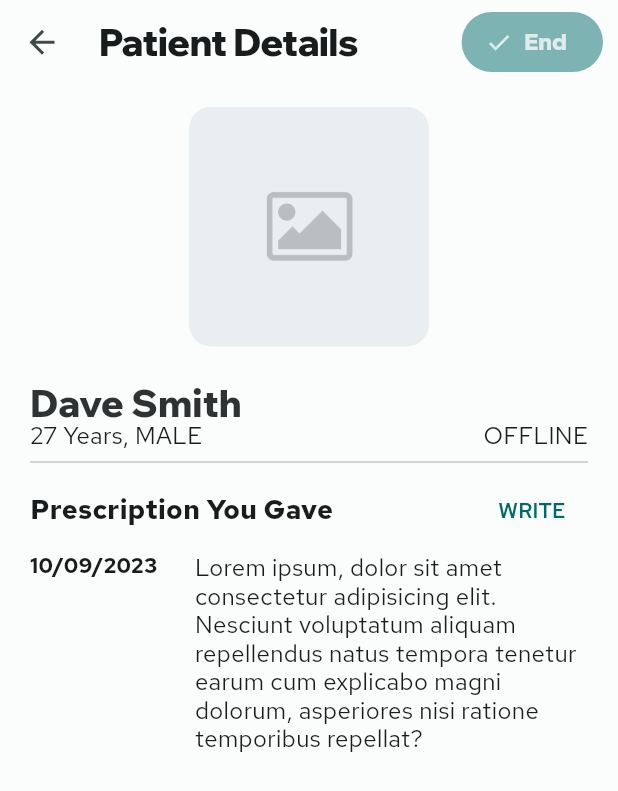
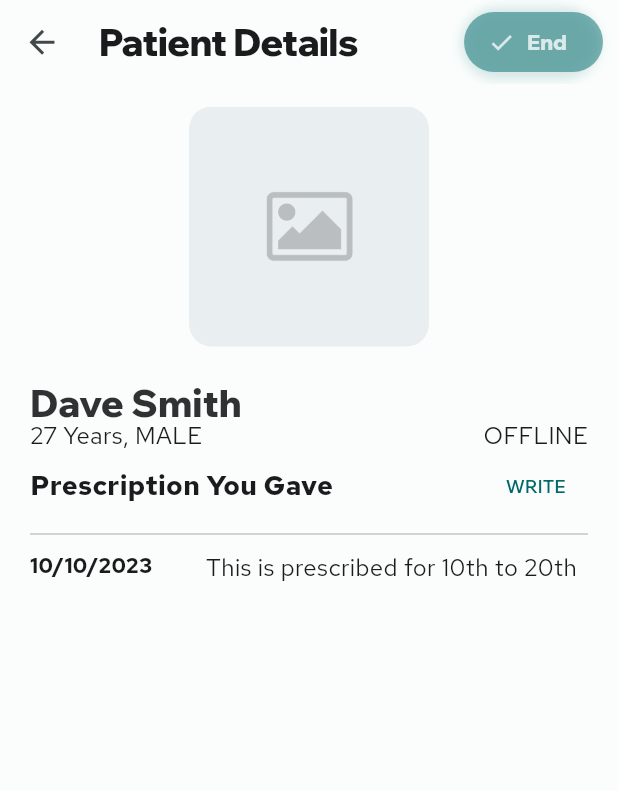
Before and after one commit to PremjithK/PROJECT_yu_health_doctors, a Flutter app: the PatientDetailsPage screen opened directly, on a phone screen of 412 x 824 dp. Shown: the top 791 px of the screen. Run offline on Flutter 3.47's test engine with Material 3 defaults, Android fonts, the light colour scheme and no system bars; our stand-ins replace bloc, font_awesome_flutter, get; generated files the repository leaves out were written again.

Commit message:
small ui tweak

```diff
--- a/lib/custom_widgets/buttons.dart
+++ b/lib/custom_widgets/buttons.dart
@@ -4,8 +4,8 @@ import 'package:yu_health_doctors/config/theme.dart';
 
 // Common features
 String font = primaryFont;
-double fontSize = 15;
-double elevatedButtonPadding = 12;
+double fontSize = 14;
+double elevatedButtonPadding = 8;
 double elev = 0;
 double borderWidth = 1;
 double mainBorderRadius = 60;
@@ -41,9 +41,9 @@ class MyTextButton extends StatelessWidget {
         label,
         style: TextStyle(
           color: Theme.of(context).colorScheme.primary,
-          fontFamily: secondaryFont,
+          fontFamily: primaryFont,
           fontWeight: FontWeight.w600,
-          fontSize: TextSizes.b2,
+          fontSize: TextSizes.b3,
         ),
       ),
     );
@@ -66,7 +66,20 @@ class MyPrimaryButton extends StatelessWidget {
   // Customized Build Method
   @override
   Widget build(BuildContext context) {
-    return SizedBox(
+    return Container(
+      padding: EdgeInsets.zero,
+      margin: EdgeInsets.zero,
+      decoration: BoxDecoration(
+        borderRadius: BorderRadius.circular(60),
+        color: Colors.transparent,
+        boxShadow: [
+          BoxShadow(
+            color: Theme.of(context).colorScheme.primary.withOpacity(0.25),
+            blurRadius: 5,
+            offset: const Offset(-2, 2),
+          ),
+        ],
+      ),
       width: width,
       child: ElevatedButton(
         onPressed: onPressed,
@@ -109,7 +122,20 @@ class MySecondaryButton extends StatelessWidget {
   // Customized Build Method
   @override
   Widget build(BuildContext context) {
-    return SizedBox(
+    return Container(
+      padding: EdgeInsets.zero,
+      margin: EdgeInsets.zero,
+      decoration: BoxDecoration(
+        borderRadius: BorderRadius.circular(60),
+        color: Colors.transparent,
+        boxShadow: [
+          BoxShadow(
+            color: Theme.of(context).colorScheme.onBackground.withOpacity(0.075),
+            blurRadius: 3,
+            offset: const Offset(-2, 1),
+          ),
+        ],
+      ),
       width: width,
       child: ElevatedButton(
         onPressed: onPressed,
@@ -152,7 +178,19 @@ class MyPrimaryButtonWithIcon extends StatelessWidget {
   final String label;
   @override
   Widget build(BuildContext context) {
-    return ElevatedButton.icon(
+    return Container(
+      decoration: BoxDecoration(
+        color: Colors.transparent,
+        borderRadius: BorderRadius.circular(60),
+        boxShadow: [
+          BoxShadow(
+            color: Theme.of(context).colorScheme.primary.withOpacity(0.15),
+            offset: const Offset(-2, 1),
+            blurRadius: 5,
+          ),
+        ],
+      ),
+      child: ElevatedButton.icon(
         onPressed: onPressed,
         icon: icon,
         label: Text(label),
@@ -170,6 +208,7 @@ class MyPrimaryButtonWithIcon extends StatelessWidget {
           shape: RoundedRectangleBorder(
             //side: BorderSide(color: Colors.transparent),
             borderRadius: BorderRadius.circular(mainBorderRadius),
+          ),
         ),
       ),
     );
@@ -190,7 +229,19 @@ class MySecondaryButtonWithIcon extends StatelessWidget {
   final String label;
   @override
   Widget build(BuildContext context) {
-    return ElevatedButton.icon(
+    return Container(
+      decoration: BoxDecoration(
+        color: Colors.transparent,
+        borderRadius: BorderRadius.circular(60),
+        boxShadow: [
+          BoxShadow(
+            color: Theme.of(context).colorScheme.onBackground.withOpacity(0.075),
+            blurRadius: 3,
+            offset: const Offset(-3, 2),
+          )
+        ],
+      ),
+      child: ElevatedButton.icon(
         onPressed: onPressed,
         icon: icon,
         label: Text(label),
@@ -210,6 +261,7 @@ class MySecondaryButtonWithIcon extends StatelessWidget {
             borderRadius: BorderRadius.circular(mainBorderRadius),
           ),
         ),
+      ),
     );
   }
 }
--- a/lib/custom_widgets/prescriptions_list.dart
+++ b/lib/custom_widgets/prescriptions_list.dart
@@ -2,9 +2,15 @@ import 'package:flutter/material.dart';
 import 'package:yu_health_doctors/config/text_sizes.dart';
 import 'package:yu_health_doctors/custom_widgets/spacing.dart';
 import 'package:yu_health_doctors/custom_widgets/text.dart';
+import 'package:yu_health_doctors/screens/view_patients_page/patient_details_page.dart';
 
 class PrescriptionDetails extends StatefulWidget {
-  const PrescriptionDetails({super.key});
+  const PrescriptionDetails({
+    required this.prescriptionList,
+    super.key,
+  });
+
+  final List<Prescription> prescriptionList;
 
   @override
   State<PrescriptionDetails> createState() => _PrescriptionDetailsState();
@@ -13,16 +19,28 @@ class PrescriptionDetails extends StatefulWidget {
 class _PrescriptionDetailsState extends State<PrescriptionDetails> {
   @override
   Widget build(BuildContext context) {
+    // UI
     return Container(
       padding: const EdgeInsets.symmetric(vertical: 5),
-      child: Row(
+      child: (widget.prescriptionList.isEmpty)
+          ? const Center(
+              child: MyLabel(
+                text: 'No prescriptions',
+              ),
+            )
+          : ListView.builder(
+              shrinkWrap: true,
+              itemCount: widget.prescriptionList.length,
+              itemBuilder: (context, index) {
+                return Row(
                   crossAxisAlignment: CrossAxisAlignment.start,
                   mainAxisAlignment: MainAxisAlignment.spaceBetween,
                   children: [
-          const Flexible(
+                    // based on list
+                    Flexible(
                       flex: 2,
                       child: MyLabel(
-              text: '10/09/2023',
+                        text: widget.prescriptionList[index].date,
                         weight: FontWeight.bold,
                         textAlign: TextAlign.right,
                       ),
@@ -33,8 +51,7 @@ class _PrescriptionDetailsState extends State<PrescriptionDetails> {
                       child: Column(
                         children: [
                           MyLabel(
-                  text:
-                      'Lorem ipsum, dolor sit amet consectetur adipisicing elit. Nesciunt voluptatum aliquam repellendus natus tempora tenetur earum cum explicabo magni dolorum, asperiores nisi ratione temporibus repellat?',
+                            text: widget.prescriptionList[index].prescription,
                             size: TextSizes.b1,
                             maxLines: 10,
                           ),
@@ -42,6 +59,8 @@ class _PrescriptionDetailsState extends State<PrescriptionDetails> {
                       ),
                     ),
                   ],
+                );
+              },
             ),
     );
   }
--- a/lib/screens/view_patients_page/view/patient_details_page.dart
+++ b/lib/screens/view_patients_page/view/patient_details_page.dart
@@ -15,6 +15,13 @@ class PatientDetailsPage extends StatefulWidget {
 }
 
 class PatientDetailsPageState extends State<PatientDetailsPage> {
+  final List<Prescription> prescriptionList = [
+    Prescription(
+      date: '10/10/2023',
+      prescription: 'This is prescribed for 10th to 20th',
+    ),
+  ];
+
   @override
   Widget build(BuildContext context) {
     final theme = Theme.of(context).colorScheme;
@@ -69,7 +76,6 @@ class PatientDetailsPageState extends State<PatientDetailsPage> {
                 ),
               ],
             ),
-            const Divider(),
             Row(
               mainAxisAlignment: MainAxisAlignment.spaceBetween,
               children: [
@@ -84,11 +90,21 @@ class PatientDetailsPageState extends State<PatientDetailsPage> {
                 ),
               ],
             ),
+            const Divider(),
             // Date => Prescription
-            const PrescriptionDetails(),
+            PrescriptionDetails(
+              prescriptionList: prescriptionList,
+            ),
           ],
         ),
       ),
     );
   }
 }
+
+class Prescription {
+  Prescription({required this.date, required this.prescription});
+
+  final String date;
+  final String prescription;
+}
```
Also changed, not shown: lib/config/theme.dart (+24 -0 lines), lib/custom_widgets/yu_search_bar.dart (+5 -10 lines), lib/screens/signup_page/view/signup_page.dart (+4 -4 lines), pubspec.lock. Lines whose indentation alone changed are shown as unchanged.
